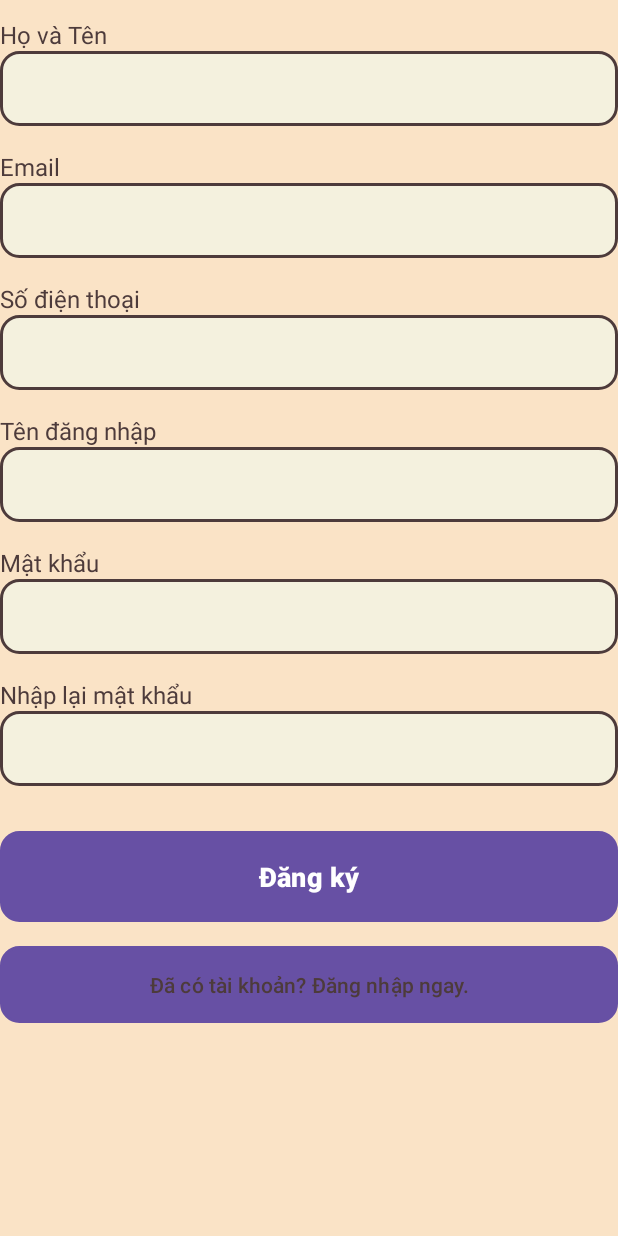
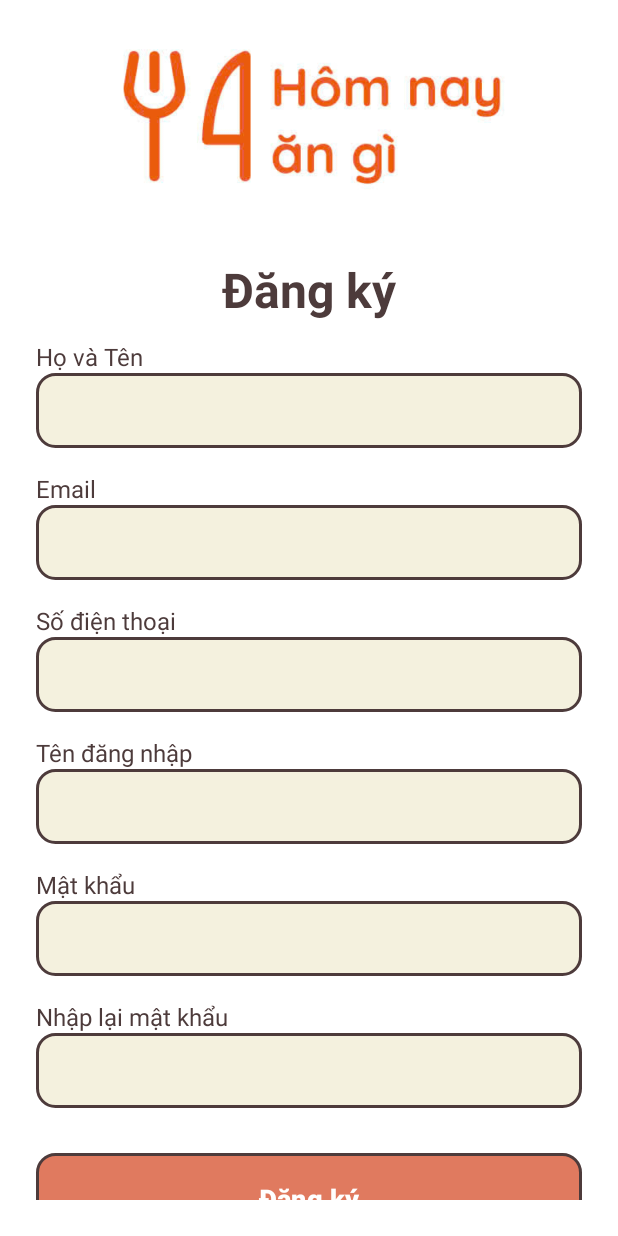
Before and after one commit to KietPT1103/PRM392_Final, an Android app: the screen it shows after launch (MainActivity), on a phone screen of 412 x 824 dp. Run offline under Robolectric (Android 15) with nearby library versions, the phone set to English and light mode, and no system bars.

Commit message:
update ui, add search

```diff
--- a/app/src/main/res/layout/activity_main.xml
+++ b/app/src/main/res/layout/activity_main.xml
@@ -5,32 +5,59 @@
     android:id="@+id/main"
     android:layout_width="match_parent"
     android:layout_height="match_parent"
-    android:paddingStart="24dp"
-    android:paddingEnd="24dp"
-    android:paddingTop="24dp"
-    android:paddingBottom="24dp"
-    android:background="@color/retro_background"
+    android:background="@color/white"
     tools:context=".MainActivity">
 
-    <!-- Họ và Tên -->
+    <!-- Logo -->
+    <ImageView
+        android:id="@+id/imageView2"
+        android:layout_width="312dp"
+        android:layout_height="111dp"
+        android:layout_centerHorizontal="true"
+        android:layout_marginTop="24dp"
+        app:srcCompat="@drawable/logonprmproject" />
+
+    <!-- ScrollView để cuộn được nếu nội dung dài -->
+    <ScrollView
+        android:layout_width="match_parent"
+        android:layout_height="match_parent"
+        android:layout_below="@id/imageView2"
+        android:layout_marginTop="12dp"
+        android:padding="24dp">
+
+        <LinearLayout
+            android:layout_width="match_parent"
+            android:layout_height="wrap_content"
+            android:orientation="vertical">
+
+            <TextView
+                android:id="@+id/textUnderLogo"
+                android:layout_width="wrap_content"
+                android:layout_height="wrap_content"
+                android:layout_gravity="center_horizontal"
+                android:text="Đăng ký"
+                android:textColor="@color/retro_text"
+                android:textSize="32sp"
+                android:textStyle="bold"
+                android:layout_marginBottom="12dp" />
+
+            <!-- Họ và tên -->
             <TextView
                 android:id="@+id/labelFullName"
                 android:layout_width="match_parent"
                 android:layout_height="wrap_content"
                 android:text="Họ và Tên"
-        android:textSize="16sp"
                 android:textColor="@color/retro_text"
-        android:layout_marginTop="12dp"/>
+                android:textSize="16sp" />
 
             <EditText
                 android:id="@+id/fullname"
                 android:layout_width="match_parent"
                 android:layout_height="wrap_content"
+                android:background="@drawable/retro_input"
                 android:padding="14dp"
-        android:textSize="16sp"
-        android:background="@drawable/retro_input"
                 android:textColor="@color/retro_text"
-        android:layout_below="@id/labelFullName"/>
+                android:textSize="16sp" />
 
             <!-- Email -->
             <TextView
@@ -40,8 +67,7 @@
                 android:text="Email"
                 android:textSize="16sp"
                 android:textColor="@color/retro_text"
-        android:layout_marginTop="16dp"
-        android:layout_below="@id/fullname"/>
+                android:layout_marginTop="16dp" />
 
             <EditText
                 android:id="@+id/email"
@@ -51,8 +77,7 @@
                 android:padding="14dp"
                 android:textSize="16sp"
                 android:background="@drawable/retro_input"
-        android:textColor="@color/retro_text"
-        android:layout_below="@id/labelEmail"/>
+                android:textColor="@color/retro_text" />
 
             <!-- Số điện thoại -->
             <TextView
@@ -62,8 +87,7 @@
                 android:text="Số điện thoại"
                 android:textSize="16sp"
                 android:textColor="@color/retro_text"
-        android:layout_marginTop="16dp"
-        android:layout_below="@id/email"/>
+                android:layout_marginTop="16dp" />
 
             <EditText
                 android:id="@+id/phone"
@@ -73,8 +97,7 @@
                 android:padding="14dp"
                 android:textSize="16sp"
                 android:background="@drawable/retro_input"
-        android:textColor="@color/retro_text"
-        android:layout_below="@id/labelPhone"/>
+                android:textColor="@color/retro_text" />
 
             <!-- Tên đăng nhập -->
             <TextView
@@ -84,8 +107,7 @@
                 android:text="Tên đăng nhập"
                 android:textSize="16sp"
                 android:textColor="@color/retro_text"
-        android:layout_marginTop="16dp"
-        android:layout_below="@id/phone"/>
+                android:layout_marginTop="16dp" />
 
             <EditText
                 android:id="@+id/username"
@@ -94,8 +116,7 @@
                 android:padding="14dp"
                 android:textSize="16sp"
                 android:background="@drawable/retro_input"
-        android:textColor="@color/retro_text"
-        android:layout_below="@id/labelUsername"/>
+                android:textColor="@color/retro_text" />
 
             <!-- Mật khẩu -->
             <TextView
@@ -105,8 +126,7 @@
                 android:text="Mật khẩu"
                 android:textSize="16sp"
                 android:textColor="@color/retro_text"
-        android:layout_marginTop="16dp"
-        android:layout_below="@id/username"/>
+                android:layout_marginTop="16dp" />
 
             <EditText
                 android:id="@+id/password"
@@ -116,8 +136,7 @@
                 android:padding="14dp"
                 android:textSize="16sp"
                 android:background="@drawable/retro_input"
-        android:textColor="@color/retro_text"
-        android:layout_below="@id/labelPassword"/>
+                android:textColor="@color/retro_text" />
 
             <!-- Nhập lại mật khẩu -->
             <TextView
@@ -127,8 +146,7 @@
                 android:text="Nhập lại mật khẩu"
                 android:textSize="16sp"
                 android:textColor="@color/retro_text"
-        android:layout_marginTop="16dp"
-        android:layout_below="@id/password"/>
+                android:layout_marginTop="16dp" />
 
             <EditText
                 android:id="@+id/repassword"
@@ -138,10 +156,9 @@
                 android:padding="14dp"
                 android:textSize="16sp"
                 android:background="@drawable/retro_input"
-        android:textColor="@color/retro_text"
-        android:layout_below="@id/labelRePassword"/>
+                android:textColor="@color/retro_text" />
 
-    <!-- Nút Đăng Ký -->
+            <!-- Nút đăng ký -->
             <Button
                 android:id="@+id/btnSignup"
                 android:layout_width="match_parent"
@@ -150,22 +167,24 @@
                 android:textSize="18sp"
                 android:textStyle="bold"
                 android:padding="14dp"
+                app:backgroundTint="@null"
                 android:background="@drawable/retro_button"
                 android:textColor="@color/white"
-        android:layout_marginTop="30dp"
-        android:layout_below="@id/repassword"/>
+                android:layout_marginTop="30dp" />
 
-    <!-- Nút Đăng Nhập -->
+            <!-- Nút đăng nhập -->
             <Button
                 android:id="@+id/btnSignin"
                 android:layout_width="match_parent"
                 android:layout_height="wrap_content"
-        android:layout_below="@id/btnSignup"
                 android:layout_marginTop="16dp"
                 android:background="@drawable/retro_button_secondary"
-        android:padding="12dp"
+                android:padding="10dp"
+                app:backgroundTint="@null"
                 android:text="Đã có tài khoản? Đăng nhập ngay."
-        android:textColor="@color/retro_text"
-        android:textSize="14sp"/>
+                android:textColor="@color/white"
+                android:textSize="14sp" />
 
+        </LinearLayout>
+    </ScrollView>
 </RelativeLayout>
```
Also changed, not shown: app/src/main/res/layout/activity_login.xml (+189 -65 lines), app/src/main/res/drawable/logonprmproject.jpg (added). Lines whose indentation alone changed are shown as unchanged.
